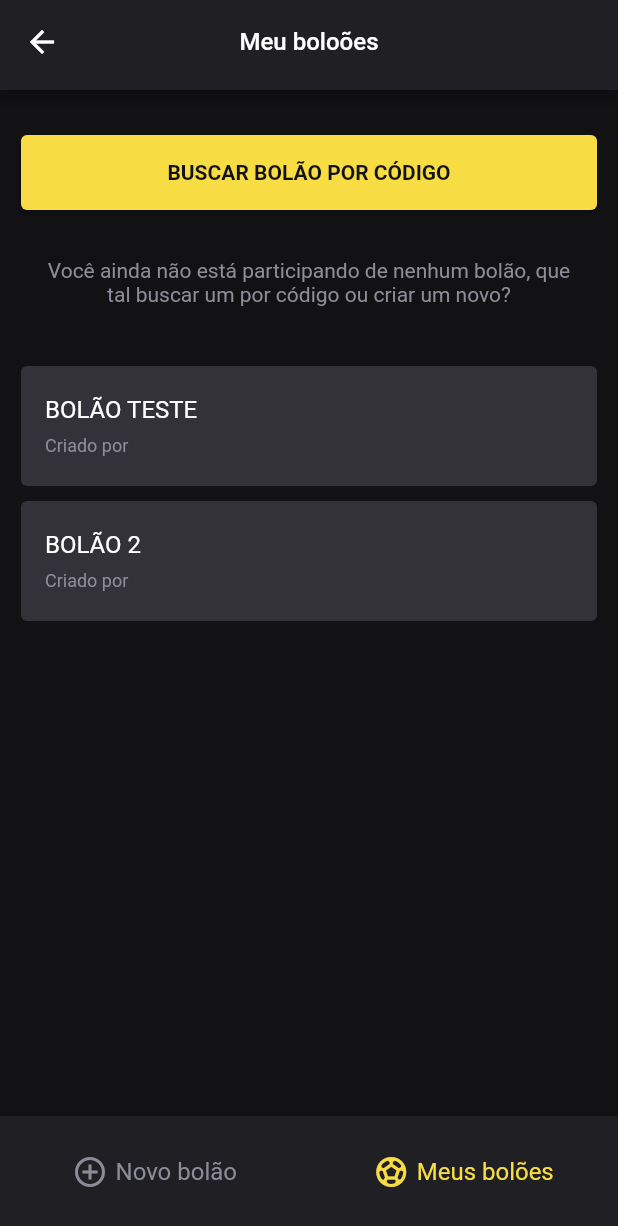
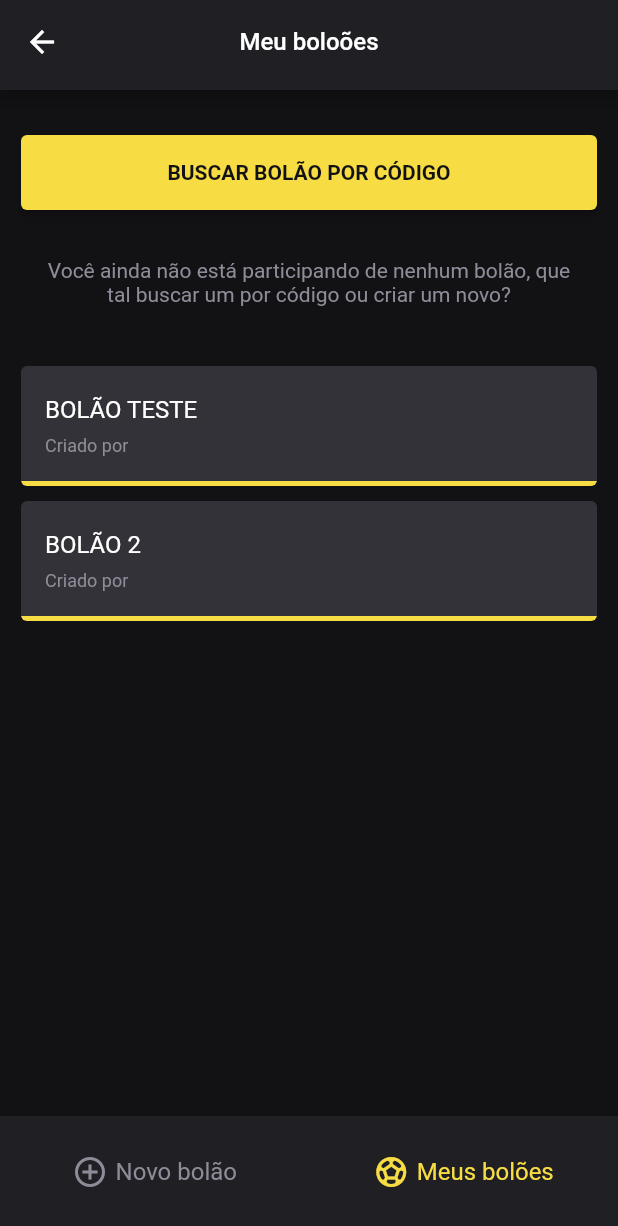
Before and after one commit to ezequiasmelo/flutter-ui-templates, a Flutter app: the MyPage screen opened by its route, on a phone screen of 412 x 824 dp. Shown: the top 1226 px of the screen. Run offline on Flutter 3.47's test engine with Material 2 defaults, Android fonts, the phone set to English and light mode, and no system bars; our stand-ins replace flutter_svg, google_fonts.

Commit message:
update custom card

```diff
--- a/lib/commons/widgets/custom_card.dart
+++ b/lib/commons/widgets/custom_card.dart
@@ -13,9 +13,13 @@ class CustomCard extends StatelessWidget {
     return Container(
       height: 80.0,
       decoration: BoxDecoration(
-        color: AppColors.greyDark,
-        shape: BoxShape.rectangle,
         borderRadius: BorderRadius.circular(4.0),
+        gradient: const LinearGradient(
+          begin: Alignment.bottomCenter,
+          end: Alignment.topCenter,
+          stops: [0.04, 0.0],
+          colors: [AppColors.yellow, AppColors.greyDark],
+        ),
       ),
       child: Container(
         margin: const EdgeInsets.all(16.0),
```
